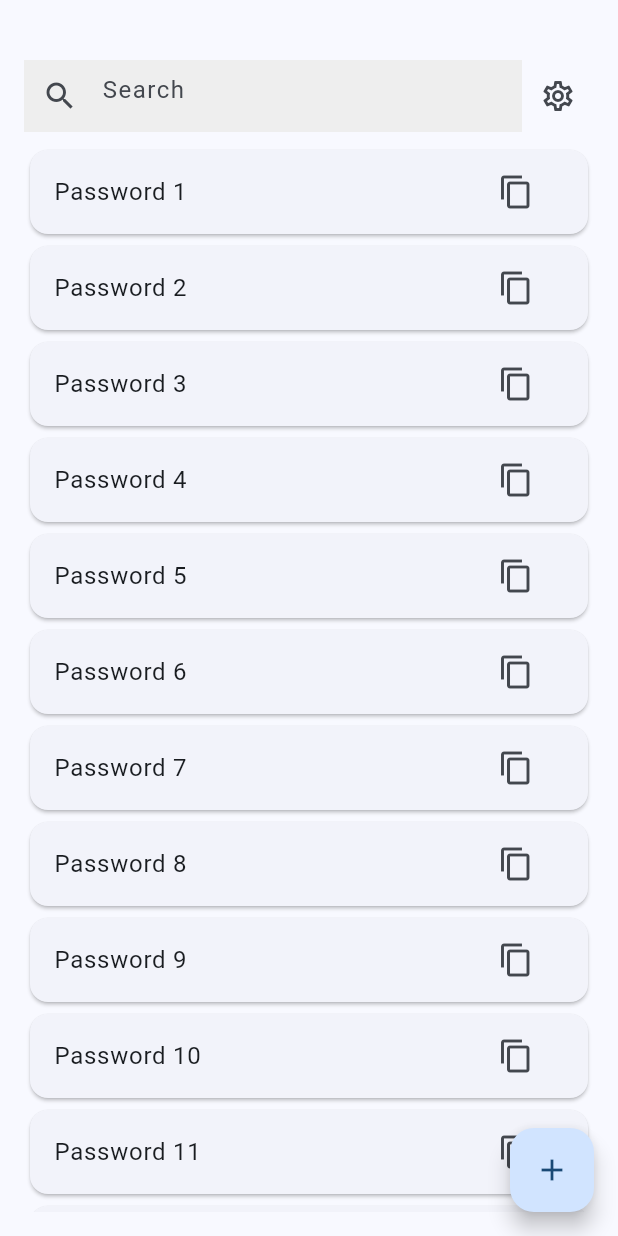
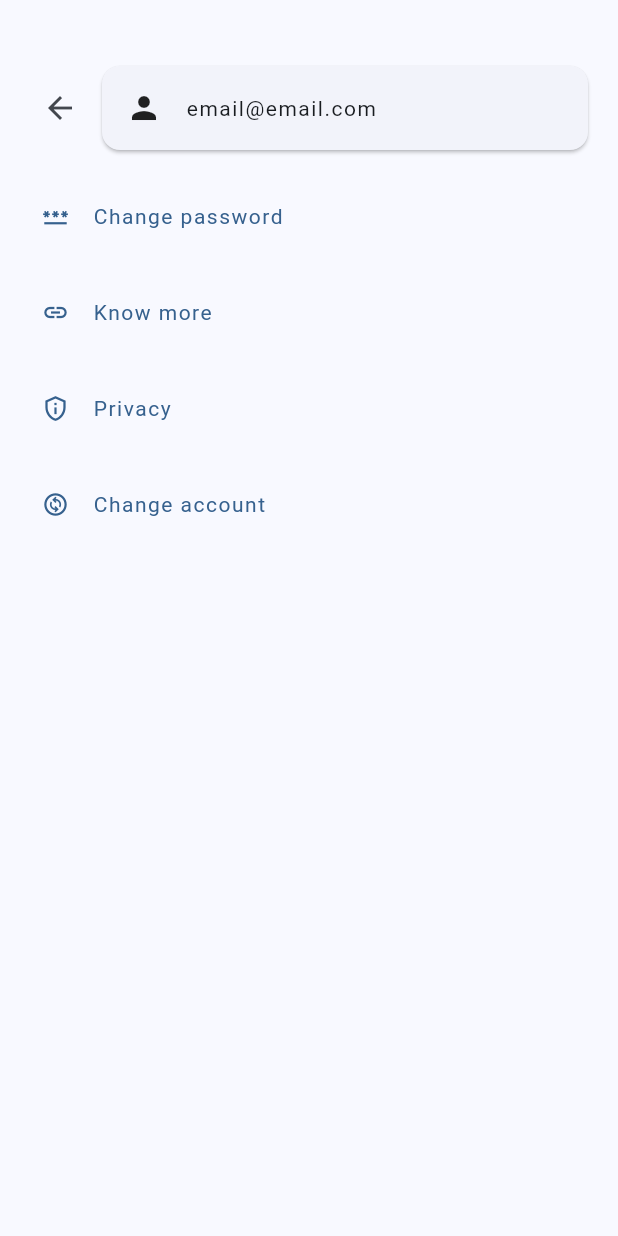
Before and after one commit to NetoBatista/password_manager, a Flutter app: the HomePage screen opened by its route, after a tap on the "settings" icon, on a phone screen of 412 x 824 dp. Run offline on Flutter 3.47's test engine with Material 2 defaults, Android fonts, the phone set to English and light mode, and no system bars; our stand-ins replace localization.

Commit message:
settings screen

```diff
--- a/lib/extension/navigation_extension.dart
+++ b/lib/extension/navigation_extension.dart
@@ -1,6 +1,14 @@
 import 'package:flutter/material.dart';
 
 extension NavigationExtension on BuildContext {
+  Future<T?> pushNamedAndRemoveUntil<T>(String routeName) {
+    return Navigator.pushNamedAndRemoveUntil(
+      this,
+      routeName,
+      (Route route) => route.isFirst,
+    );
+  }
+
   Future<T?> pushNamed<T>(String routeName) {
     return Navigator.pushNamed(this, routeName);
   }
--- a/lib/features/home/home_page.dart
+++ b/lib/features/home/home_page.dart
@@ -1,6 +1,7 @@
 import 'package:flutter/material.dart';
 import 'package:localization/localization.dart';
 import 'package:password_manager/core/model/password_model.dart';
+import 'package:password_manager/extension/navigation_extension.dart';
 import 'package:password_manager/features/password/password_page.dart';
 
 class HomePage extends StatefulWidget {
@@ -18,6 +19,7 @@ class _HomePageState extends State<HomePage> {
         onPressed: () {
           showDialog(
             context: context,
+            barrierDismissible: false,
             builder: (BuildContext context) {
               return AlertDialog(
                 content: PasswordPage(
@@ -42,7 +44,12 @@ class _HomePageState extends State<HomePage> {
               children: [
                 Flexible(
                   child: Container(
-                    decoration: BoxDecoration(color: Colors.grey[200]),
+                    decoration: const BoxDecoration(
+                      color: Colors.white,
+                      borderRadius: BorderRadius.all(
+                        Radius.circular(50),
+                      ),
+                    ),
                     child: TextField(
                       decoration: InputDecoration(
                         prefixIcon: const Icon(Icons.search_outlined),
@@ -53,7 +60,7 @@ class _HomePageState extends State<HomePage> {
                   ),
                 ),
                 IconButton(
-                  onPressed: () {},
+                  onPressed: () => context.pushNamed('/settings'),
                   icon: const Icon(
                     Icons.settings_outlined,
                   ),
@@ -74,6 +81,7 @@ class _HomePageState extends State<HomePage> {
                         onTap: () {
                           showDialog(
                             context: context,
+                            barrierDismissible: false,
                             builder: (BuildContext context) {
                               return AlertDialog(
                                 content: PasswordPage(
--- a/lib/features/password/password_page.dart
+++ b/lib/features/password/password_page.dart
@@ -16,6 +16,9 @@ class _PasswordPageState extends State<PasswordPage> {
 
   @override
   Widget build(BuildContext context) {
+    return ValueListenableBuilder(
+        valueListenable: _controller.isLoadingNotifier,
+        builder: (context, valueIsLoadingNotifier, snapshot) {
           return Padding(
             padding: const EdgeInsets.only(top: 8.0),
             child: Column(
@@ -23,6 +26,7 @@ class _PasswordPageState extends State<PasswordPage> {
               mainAxisSize: MainAxisSize.min,
               children: [
                 TextFormField(
+                  enabled: !valueIsLoadingNotifier,
                   initialValue: widget.passwordModel.name,
                   maxLength: 100,
                   decoration: InputDecoration(
@@ -37,6 +41,7 @@ class _PasswordPageState extends State<PasswordPage> {
                   valueListenable: _controller.showPasswordNotifier,
                   builder: (context, valueShowPasswordNotifier, snapshot) {
                     return TextFormField(
+                      enabled: !valueIsLoadingNotifier,
                       initialValue: widget.passwordModel.password,
                       obscureText: !valueShowPasswordNotifier,
                       decoration: InputDecoration(
@@ -59,10 +64,16 @@ class _PasswordPageState extends State<PasswordPage> {
                 ),
                 const SizedBox(height: 16),
                 OutlinedButton(
-            onPressed: () => _controller.submit(widget.passwordModel),
+                  onPressed: valueIsLoadingNotifier
+                      ? null
+                      : () => _controller.submit(widget.passwordModel),
                   child: Text('confirm'.i18n()),
                 ),
                 const SizedBox(height: 16),
+                Visibility(
+                  visible: valueIsLoadingNotifier,
+                  child: const LinearProgressIndicator(),
+                ),
                 ValueListenableBuilder(
                   valueListenable: _controller.alertMessageNotifier,
                   builder: (context, valueAlertMessage, snapshot) {
@@ -90,5 +101,6 @@ class _PasswordPageState extends State<PasswordPage> {
               ],
             ),
           );
+        });
   }
 }
--- /dev/null
+++ b/lib/features/settings/settings_controller.dart
@@ -0,0 +1,6 @@
+import 'package:flutter/material.dart';
+
+class SettingsController {
+  var changePasswordNotifier = ValueNotifier<bool>(false);
+  var isLoadingNotifier = ValueNotifier<bool>(false);
+}
--- /dev/null
+++ b/lib/features/settings/settings_page.dart
@@ -0,0 +1,193 @@
+import 'package:flutter/material.dart';
+import 'package:localization/localization.dart';
+import 'package:password_manager/extension/navigation_extension.dart';
+import 'package:password_manager/features/settings/settings_controller.dart';
+import 'package:password_manager/validator/form_validator.dart';
+
+class SettingsPage extends StatefulWidget {
+  const SettingsPage({super.key});
+
+  @override
+  State<SettingsPage> createState() => _SettingsPageState();
+}
+
+class _SettingsPageState extends State<SettingsPage> {
+  final _controller = SettingsController();
+
+  final _formKey = GlobalKey<FormState>();
+
+  @override
+  Widget build(BuildContext context) {
+    return Scaffold(
+      body: SingleChildScrollView(
+        child: Padding(
+          padding: const EdgeInsets.fromLTRB(16, 40, 16, 16),
+          child: Column(
+            mainAxisAlignment: MainAxisAlignment.start,
+            crossAxisAlignment: CrossAxisAlignment.start,
+            children: [
+              Row(
+                children: [
+                  IconButton(
+                    onPressed: () {
+                      context.pop();
+                    },
+                    icon: const Icon(Icons.arrow_back),
+                  ),
+                  const Flexible(
+                    child: Card(
+                      child: Padding(
+                        padding: EdgeInsets.all(16.0),
+                        child: Row(
+                          children: [
+                            Icon(Icons.person),
+                            SizedBox(width: 16),
+                            Flexible(
+                              child: Text(
+                                "email@email.com",
+                                maxLines: 1,
+                              ),
+                            ),
+                          ],
+                        ),
+                      ),
+                    ),
+                  ),
+                ],
+              ),
+              const SizedBox(height: 16),
+              ValueListenableBuilder(
+                valueListenable: _controller.changePasswordNotifier,
+                builder: (context, valueChangePasswordNotifier, snapshot) {
+                  return Column(
+                    crossAxisAlignment: CrossAxisAlignment.stretch,
+                    children: [
+                      Visibility(
+                        visible: !valueChangePasswordNotifier,
+                        child: TextButton(
+                          onPressed: () {
+                            _controller.changePasswordNotifier.value = true;
+                          },
+                          child: Row(
+                            children: [
+                              const Icon(Icons.password_outlined),
+                              const SizedBox(width: 16),
+                              Text('change_password'.i18n()),
+                            ],
+                          ),
+                        ),
+                      ),
+                      Visibility(
+                        visible: valueChangePasswordNotifier,
+                        child: Form(
+                          key: _formKey,
+                          child: Card(
+                            child: Column(
+                              crossAxisAlignment: CrossAxisAlignment.stretch,
+                              children: [
+                                Padding(
+                                  padding:
+                                      const EdgeInsets.fromLTRB(16, 8, 16, 8),
+                                  child: TextFormField(
+                                    validator: FormValidator.requiredField,
+                                    decoration: InputDecoration(
+                                      hintText: 'old_password'.i18n(),
+                                    ),
+                                  ),
+                                ),
+                                Padding(
+                                  padding:
+                                      const EdgeInsets.fromLTRB(16, 8, 16, 8),
+                                  child: TextFormField(
+                                    validator: FormValidator.requiredField,
+                                    decoration: InputDecoration(
+                                      hintText: 'new_password'.i18n(),
+                                    ),
+                                  ),
+                                ),
+                                Padding(
+                                  padding:
+                                      const EdgeInsets.fromLTRB(16, 8, 16, 8),
+                                  child: Row(
+                                    children: [
+                                      Expanded(
+                                        child: ElevatedButton(
+                                          onPressed: () {
+                                            _controller.changePasswordNotifier
+                                                .value = false;
+                                          },
+                                          style: ElevatedButton.styleFrom(
+                                            backgroundColor: Colors.grey[300],
+                                            foregroundColor: Colors.red,
+                                          ),
+                                          child: Text(
+                                            'cancel'.i18n(),
+                                          ),
+                                        ),
+                                      ),
+                                      const SizedBox(width: 16),
+                                      Expanded(
+                                        child: ElevatedButton(
+                                          onPressed: () {},
+                                          style: ElevatedButton.styleFrom(
+                                            backgroundColor: Colors.grey[300],
+                                          ),
+                                          child: Text(
+                                            'confirm'.i18n(),
+                                          ),
+                                        ),
+                                      ),
+                                    ],
+                                  ),
+                                )
+                              ],
+                            ),
+                          ),
+                        ),
+                      )
+                    ],
+                  );
+                },
+              ),
+              const SizedBox(height: 16),
+              TextButton(
+                onPressed: () {},
+                child: Row(
+                  children: [
+                    const Icon(Icons.link_outlined),
+                    const SizedBox(width: 16),
+                    Text('know_more'.i18n()),
+                  ],
+                ),
+              ),
+              const SizedBox(height: 16),
+              TextButton(
+                onPressed: () {},
+                child: Row(
+                  children: [
+                    const Icon(Icons.privacy_tip_outlined),
+                    const SizedBox(width: 16),
+                    Text('privacy'.i18n()),
+                  ],
+                ),
+              ),
+              const SizedBox(height: 16),
+              TextButton(
+                onPressed: () {
+                  context.pushNamedAndRemoveUntil('/');
+                },
+                child: Row(
+                  children: [
+                    const Icon(Icons.change_circle_outlined),
+                    const SizedBox(width: 16),
+                    Text('change_account'.i18n()),
+                  ],
+                ),
+              ),
+            ],
+          ),
+        ),
+      ),
+    );
+  }
+}
--- a/lib/main.dart
+++ b/lib/main.dart
@@ -3,6 +3,7 @@ import 'package:flutter_localizations/flutter_localizations.dart';
 import 'package:localization/localization.dart';
 import 'package:password_manager/features/home/home_page.dart';
 import 'package:password_manager/features/login/login_page.dart';
+import 'package:password_manager/features/settings/settings_page.dart';
 
 void main() {
   runApp(const MyApp());
@@ -56,6 +57,7 @@ class MyApp extends StatelessWidget {
       routes: <String, WidgetBuilder>{
         '/': (BuildContext context) => const LoginPage(),
         '/home': (BuildContext context) => const HomePage(),
+        '/settings': (BuildContext context) => const SettingsPage(),
       },
     );
   }
```
Also changed, not shown: lib/i18n/en_US.json (+8 -1 lines), lib/i18n/pt_BR.json (+8 -1 lines). Lines whose indentation alone changed are shown as unchanged.
